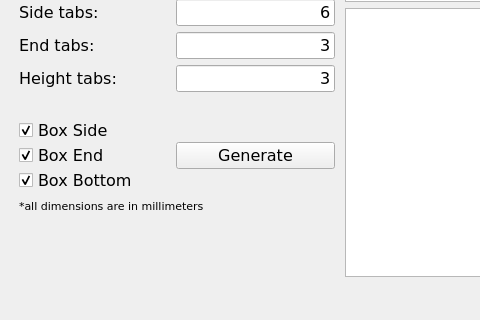
gharley/LaserCutBoxes, file form.ui: the form before one commit; both pictures show x 0 to 480 and y 586 to 906 of the 698 by 906 pixel window.
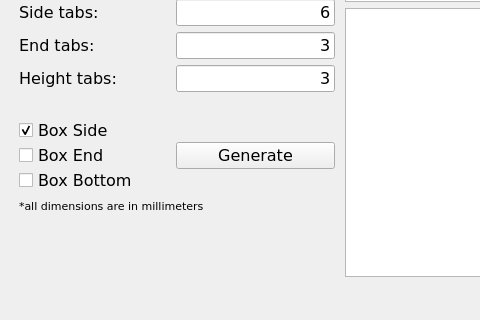
The form after the commit.

```diff
--- a/form.ui
+++ b/form.ui
@@ -637,7 +637,7 @@
                <string>Box End</string>
               </property>
               <property name="checked">
-               <bool>true</bool>
+               <bool>false</bool>
               </property>
              </widget>
             </item>
@@ -650,7 +650,7 @@
                <string>Box Bottom</string>
               </property>
               <property name="checked">
-               <bool>true</bool>
+               <bool>false</bool>
               </property>
              </widget>
             </item>
```
